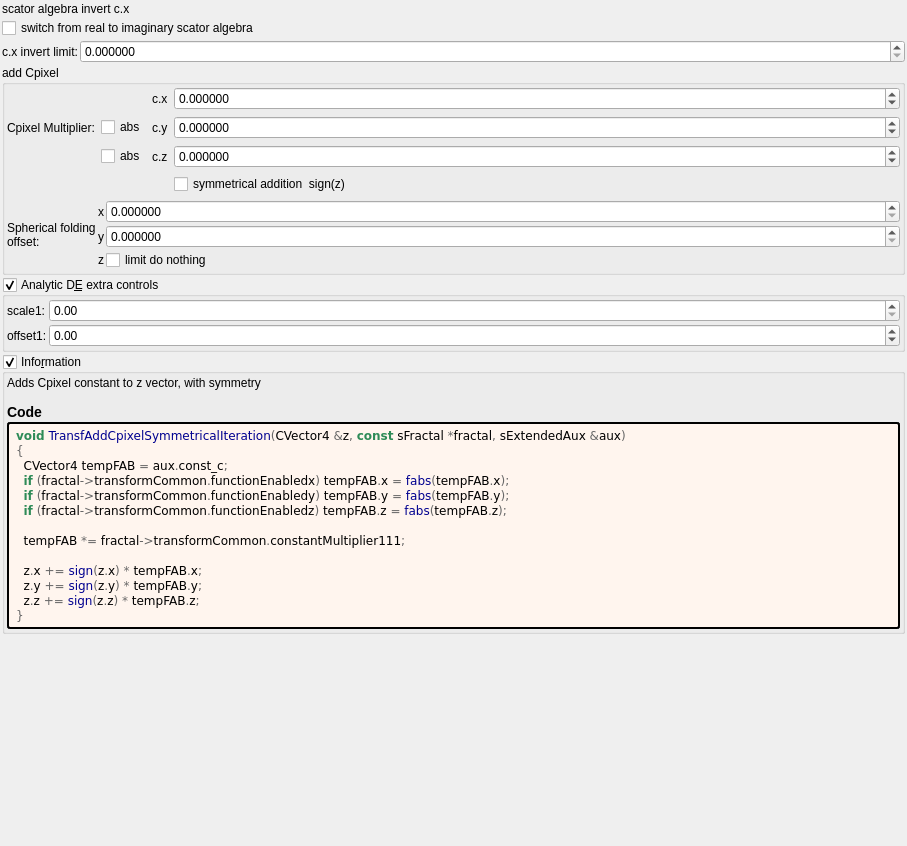
Above: mandelbulber2/formula/ui/transf_add_cpixel_scator.ui from buddhi1980/mandelbulber2 before the change. Below: the same form after it.
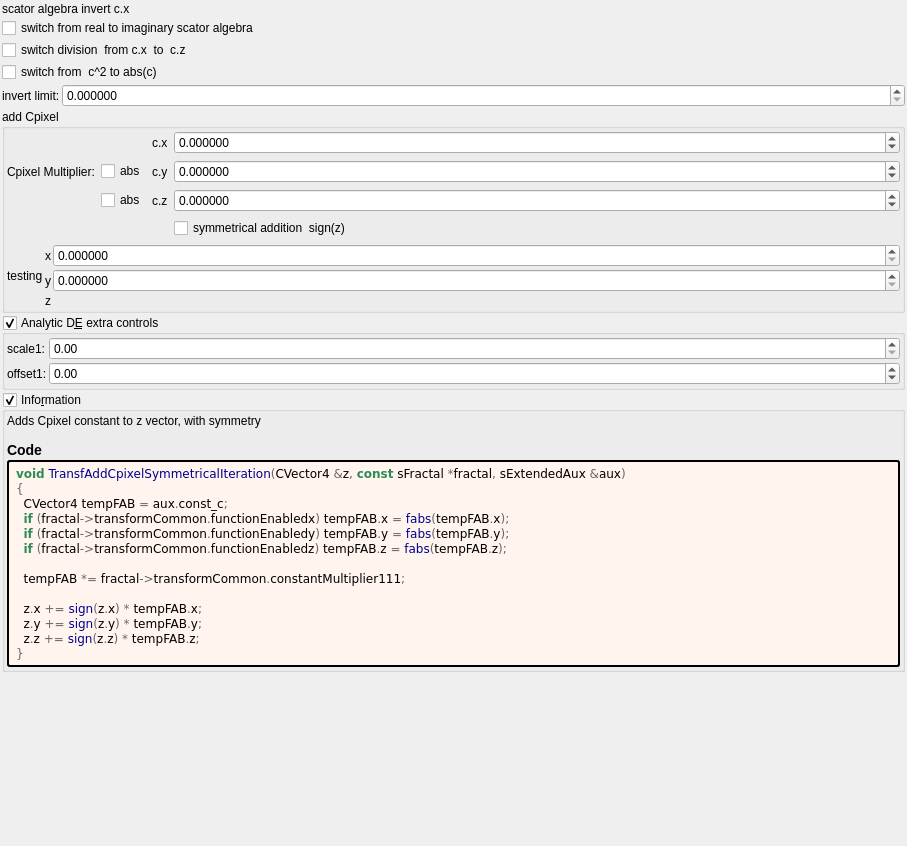
That is the form after the change. Custom widgets are drawn as their Qt base class.

Commit message: scator_power2.ui update with vecDE option transf_add_cpixel_scator.ui more options

The edit to the form file:
```diff
--- a/mandelbulber2/formula/ui/transf_add_cpixel_scator.ui
+++ b/mandelbulber2/formula/ui/transf_add_cpixel_scator.ui
@@ -31,6 +31,13 @@
    </property>
    <item>
     <layout class="QGridLayout" name="gridLayout" columnstretch="0,0">
+     <item row="3" column="0">
+      <widget class="QCheckBox" name="checkBox_transf_function_enabledSw_false">
+       <property name="text">
+        <string notr="true">switch division  from c.x  to  c.z</string>
+       </property>
+      </widget>
+     </item>
      <item row="2" column="0">
       <widget class="QCheckBox" name="checkBox_transf_function_enabled_false">
        <property name="text">
@@ -45,6 +52,13 @@
        </property>
       </widget>
      </item>
+     <item row="4" column="0">
+      <widget class="QCheckBox" name="checkBox_transf_function_enabledR_false">
+       <property name="text">
+        <string notr="true">switch from  c^2 to abs(c)</string>
+       </property>
+      </widget>
+     </item>
     </layout>
    </item>
    <item>
@@ -80,7 +94,7 @@
      <item row="0" column="0">
       <widget class="QLabel" name="label_120">
        <property name="text">
-        <string>c.x invert limit:</string>
+        <string>invert limit:</string>
        </property>
       </widget>
      </item>
@@ -281,8 +295,7 @@
         <item row="3" column="0" rowspan="3">
          <widget class="QLabel" name="label_18">
           <property name="text">
-           <string>Spherical folding
-offset:</string>
+           <string>testing</string>
           </property>
          </widget>
         </item>
@@ -358,13 +371,6 @@
           </property>
          </widget>
         </item>
-        <item row="5" column="2">
-         <widget class="QCheckBox" name="checkBox_transf_function_enabledR_false">
-          <property name="text">
-           <string notr="true">limit do nothing</string>
-          </property>
-         </widget>
-        </item>
        </layout>
       </item>
      </layout>
```
The commit also changes 2 other files.
